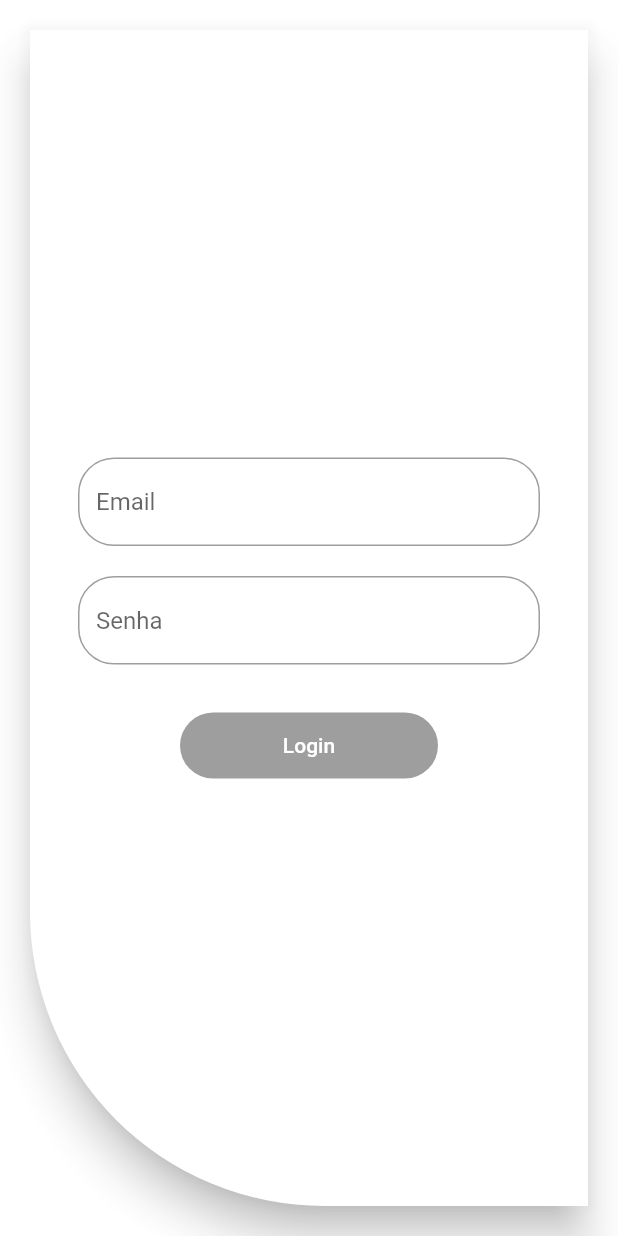
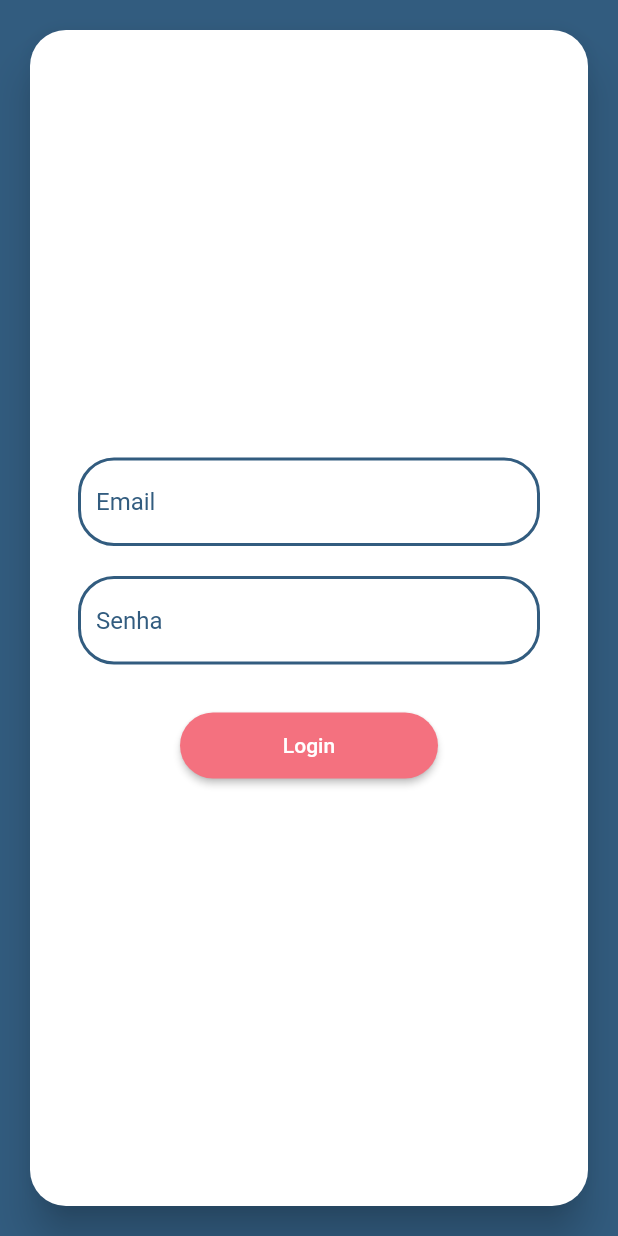
Before and after one commit to Garabriels3/CovidApp, a Flutter app: the screen it shows after launch, on a phone screen of 412 x 824 dp. Run offline on Flutter 3.47's test engine with Material 2 defaults, Android fonts, the light colour scheme and no system bars.

Commit message:
Adicionando cores e componentizando alguns widgets

```diff
--- a/lib/app/ui/login/login_page.dart
+++ b/lib/app/ui/login/login_page.dart
@@ -1,7 +1,9 @@
 import 'package:covid_app/app/widgets/KeyboardHideable.dart';
+import 'package:covid_app/core/constants/colors.dart';
 import 'package:covid_app/core/constants/dimens.dart';
 import 'package:flutter/material.dart';
-import 'widgets/text_form_field.dart';
+import '../../widgets/button_component.dart';
+import 'widgets/text_form_field_component.dart';
 
 class LoginPage extends StatefulWidget {
   @override
@@ -13,7 +15,7 @@ class _LoginPageState extends State<LoginPage> {
   Widget build(BuildContext context) {
     return KeyboardHideable(
       child: Scaffold(
-        backgroundColor: Colors.white70,
+        backgroundColor: darkPrimaryColor,
         body: SafeArea(
           child: Center(
             child: Padding(
@@ -25,8 +27,8 @@ class _LoginPageState extends State<LoginPage> {
                     child: Card(
                       elevation: twelve,
                       shape: RoundedRectangleBorder(
-                        borderRadius: BorderRadius.only(
-                            bottomLeft: Radius.circular(hundredNinetySix)),
+                        borderRadius:
+                            BorderRadius.all(Radius.circular(twentyFour)),
                       ),
                       child: Padding(
                         padding: const EdgeInsets.all(thirtyTwo),
@@ -45,25 +47,7 @@ class _LoginPageState extends State<LoginPage> {
                             SizedBox(
                               height: thirtyTwo,
                             ),
-                            Container(
-                              width: hundredSeventyTwo,
-                              height: fortyFour,
-                              child: RaisedButton(
-                                shape: RoundedRectangleBorder(
-                                  borderRadius: BorderRadius.circular(
-                                    twentyFour,
-                                  ),
-                                ),
-                                onPressed: null,
-                                color: Colors.white30,
-                                child: Text(
-                                  "Login",
-                                  style: TextStyle(
-                                    color: Colors.white,
-                                  ),
-                                ),
-                              ),
-                            ),
+                            ButtonComponent()
                           ],
                         ),
                       ),
--- a/lib/app/ui/login/widgets/text_form_field.dart
+++ /dev/null
@@ -1,24 +0,0 @@
-import 'package:covid_app/core/constants/dimens.dart';
-import 'package:flutter/material.dart';
-
-// ignore: must_be_immutable
-class TextFormFieldComponent extends StatefulWidget {
-  var hintText;
-  TextFormFieldComponent(this.hintText);
-  @override
-  _TextFormFieldComponentState createState() => _TextFormFieldComponentState();
-}
-
-class _TextFormFieldComponentState extends State<TextFormFieldComponent> {
-  @override
-  Widget build(BuildContext context) {
-    return TextField(
-      decoration: InputDecoration(
-        hintText: widget.hintText,
-        border: OutlineInputBorder(
-          borderRadius: BorderRadius.all(Radius.circular(twentyFour)),
-        ),
-      ),
-    );
-  }
-}
--- /dev/null
+++ b/lib/app/ui/login/widgets/text_form_field_component.dart
@@ -0,0 +1,39 @@
+import 'package:covid_app/core/constants/colors.dart';
+import 'package:covid_app/core/constants/dimens.dart';
+import 'package:flutter/material.dart';
+
+// ignore: must_be_immutable
+class TextFormFieldComponent extends StatefulWidget {
+  var hintText;
+  TextFormFieldComponent(this.hintText);
+  @override
+  _TextFormFieldComponentState createState() => _TextFormFieldComponentState();
+}
+
+class _TextFormFieldComponentState extends State<TextFormFieldComponent> {
+  @override
+  Widget build(BuildContext context) {
+    return Theme(
+      data: ThemeData(cursorColor: rosePrimaryColor, hintColor: darkPrimaryColor),
+      child: TextFormField(
+        decoration: InputDecoration(
+          hintText: widget.hintText,
+          border: OutlineInputBorder(
+            borderRadius: BorderRadius.all(Radius.circular(twentyFour)),
+          ),
+          enabledBorder: OutlineInputBorder(
+            borderRadius: BorderRadius.all(Radius.circular(twentyFour)),
+            borderSide: BorderSide(width: two, color: darkPrimaryColor),
+          ),
+          focusedBorder: OutlineInputBorder(
+            borderRadius: BorderRadius.all(Radius.circular(twentyFour)),
+            borderSide: BorderSide(
+              width: two,
+              color: rosePrimaryColor,
+            ),
+          ),
+        ),
+      ),
+    );
+  }
+}
--- /dev/null
+++ b/lib/app/widgets/button_component.dart
@@ -0,0 +1,34 @@
+import 'package:covid_app/core/constants/colors.dart';
+import 'package:covid_app/core/constants/dimens.dart';
+import 'package:flutter/material.dart';
+
+class ButtonComponent extends StatefulWidget {
+  @override
+  _ButtonComponentState createState() => _ButtonComponentState();
+}
+
+class _ButtonComponentState extends State<ButtonComponent> {
+  @override
+  Widget build(BuildContext context) {
+    return Container(
+      width: hundredSeventyTwo,
+      height: fortyFour,
+      child: RaisedButton(
+        disabledColor: Colors.grey,
+        shape: RoundedRectangleBorder(
+          borderRadius: BorderRadius.circular(
+            twentyFour,
+          ),
+        ),
+        onPressed: () {},
+        color: rosePrimaryColor,
+        child: Text(
+          "Login",
+          style: TextStyle(
+            color: Colors.white,
+          ),
+        ),
+      ),
+    );
+  }
+}
--- /dev/null
+++ b/lib/core/constants/colors.dart
@@ -0,0 +1,10 @@
+import 'package:flutter/material.dart';
+
+const darkPrimaryColor = Color.fromRGBO(50, 92, 127, 1);
+const defaultPrimaryColor = Color.fromRGBO(250, 177, 146, 1);
+const rosePrimaryColor = Color.fromRGBO(244, 113, 127, 1);
+const textPrimaryColor = Color.fromRGBO(255, 255, 255, 1);
+const accentColor = Color.fromRGBO(68, 138, 255, 1);
+const primaryTextColor = Color.fromRGBO(33, 33, 33, 1);
+const secondaryTextColor = Color.fromRGBO(117, 117, 117, 1);
+const dividerColor = Color.fromRGBO(189, 189, 189, 1);
--- a/lib/covid_app.dart
+++ b/lib/covid_app.dart
@@ -1,3 +1,4 @@
+import 'package:covid_app/core/constants/colors.dart';
 import 'package:flutter/cupertino.dart';
 import 'package:flutter/material.dart';
 import 'app/ui/login/login_page.dart';
@@ -8,7 +9,6 @@ class CovidApp extends StatelessWidget {
     return MaterialApp(
       title: 'Flutter Demo',
       theme: ThemeData(
-        primarySwatch: Colors.blue,
         visualDensity: VisualDensity.adaptivePlatformDensity,
       ),
       home: LoginPage(),
```
